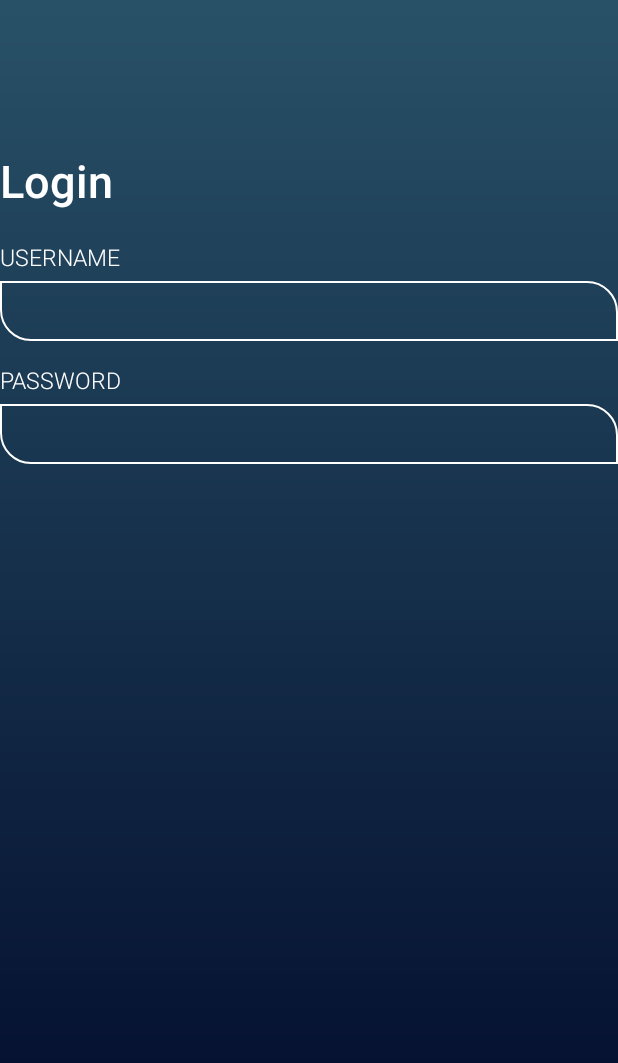
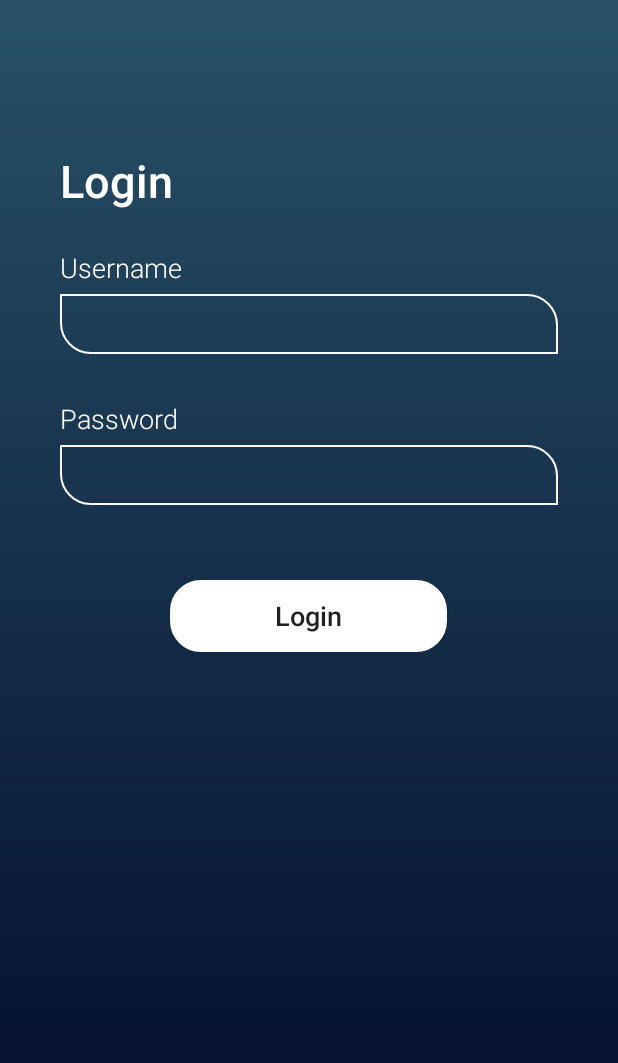
Before and after one commit to phildubem/Start-Potfolio-App, an Android app: the layout login_screen.xml on its own in the app's theme, with its tools: preview values and no code run, on a phone screen of 412 x 824 dp. Shown: the top 1063 px of the screen. Run offline under Robolectric (Android 15) with nearby library versions, the phone set to English and light mode, and no system bars.

Commit message:
Login and SignUp Screens Added

```diff
--- /dev/null
+++ b/app/src/main/res/drawable/btn_bg.xml
@@ -0,0 +1,18 @@
+<?xml version="1.0" encoding="utf-8"?>
+<shape xmlns:android="http://schemas.android.com/apk/res/android"
+    android:shape="rectangle">
+
+    <corners
+        android:bottomLeftRadius="20dp"
+        android:bottomRightRadius="20dp"
+        android:topLeftRadius="20dp"
+        android:topRightRadius="20dp" />
+
+    <solid
+        android:color="@color/colorWhite" />
+
+    <stroke
+        android:width="1dp"
+        android:color="@color/colorWhite" />
+
+</shape>
--- a/app/src/main/res/layout/login_screen.xml
+++ b/app/src/main/res/layout/login_screen.xml
@@ -10,7 +10,9 @@
     <RelativeLayout
         android:layout_width="match_parent"
         android:layout_height="match_parent"
-        android:layout_centerInParent="true">
+        android:layout_centerInParent="true"
+        android:layout_marginLeft="40dp"
+        android:layout_marginRight="40dp">
 
         <RelativeLayout
             android:layout_width="wrap_content"
@@ -28,6 +30,7 @@
                 />
 
             <LinearLayout
+                android:id="@+id/linlay1"
                 android:layout_below="@id/txV1"
                 android:layout_width="match_parent"
                 android:layout_height="wrap_content"
@@ -39,16 +42,18 @@
                     android:orientation="vertical">
 
                     <TextView
+                        android:id="@+id/txV2"
                         android:layout_width="wrap_content"
                         android:layout_height="wrap_content"
                         android:fontFamily="sans-serif-light"
                         android:text="Username"
-                        android:layout_marginTop="20dp"
-                        android:textAllCaps="true"
+                        android:layout_marginTop="25dp"
+                        android:textAllCaps="false"
                         android:textColor="@color/colorWhite"
-                        android:textSize="15sp"/>
+                        android:textSize="18sp"/>
 
                     <EditText
+                        android:id="@+id/et1"
                         android:layout_width="match_parent"
                         android:layout_height="40dp"
                         android:background="@drawable/txt_area"
@@ -63,21 +68,24 @@
                 <LinearLayout
                     android:layout_width="match_parent"
                     android:layout_height="wrap_content"
-                    android:orientation="vertical">
+                    android:orientation="vertical"
+                    android:layout_marginTop="15dp">
 
                     <TextView
+                        android:id="@+id/txV3"
                         android:layout_width="wrap_content"
                         android:layout_height="wrap_content"
                         android:fontFamily="sans-serif-light"
                         android:text="Password"
                         android:layout_marginTop="15dp"
-                        android:textAllCaps="true"
+                        android:textAllCaps="false"
                         android:textColor="@color/colorWhite"
-                        android:textSize="15sp"/>
+                        android:textSize="18sp"/>
 
                     <EditText
+                        android:id="@+id/et2"
                         android:layout_width="match_parent"
-                        android:layout_height="40dp"
+                         android:layout_height="40dp"
                         android:background="@drawable/txt_area"
                         android:fontFamily="sans-serif-light"
                         android:paddingLeft="15dp"
@@ -89,6 +97,21 @@
 
             </LinearLayout>
 
+            <Button
+                android:layout_width="wrap_content"
+                android:layout_height="wrap_content"
+                android:layout_below="@id/linlay1"
+                android:layout_marginTop="50dp"
+                android:text="Login"
+                android:textAllCaps="false"
+                android:background="@drawable/btn_bg"
+                android:fontFamily="sans-serif-medium"
+                android:textSize="18sp"
+                android:paddingRight="70dp"
+                android:paddingLeft="70dp"
+                android:layout_centerHorizontal="true"
+                />
+
         </RelativeLayout>
 
 
```
